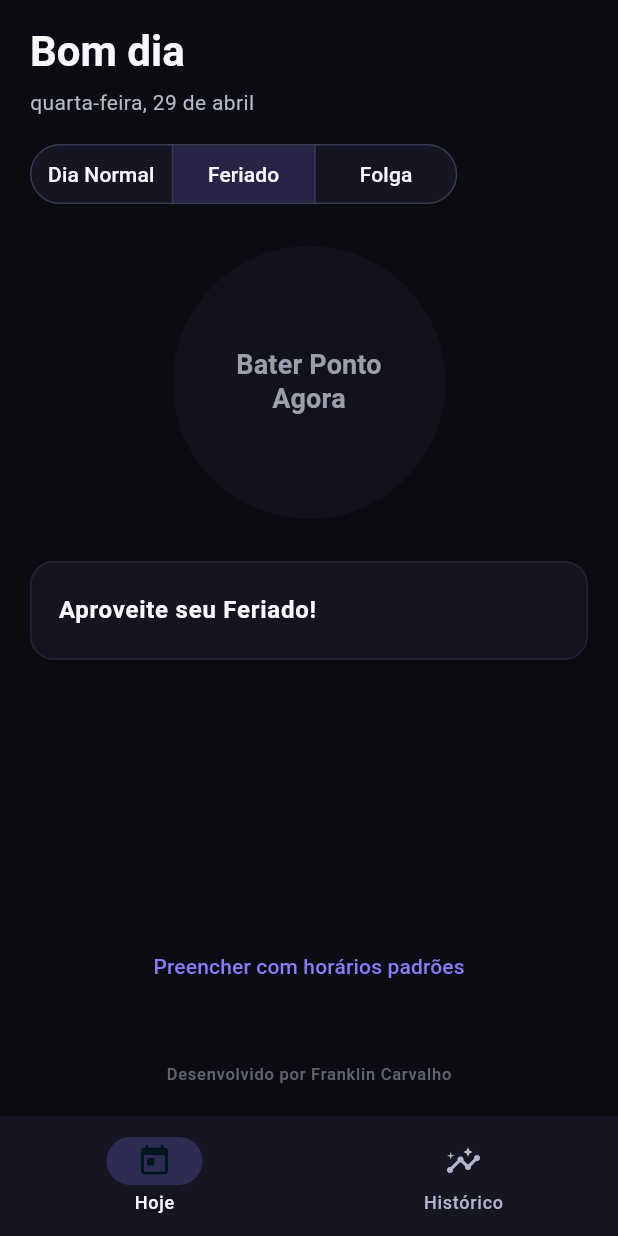
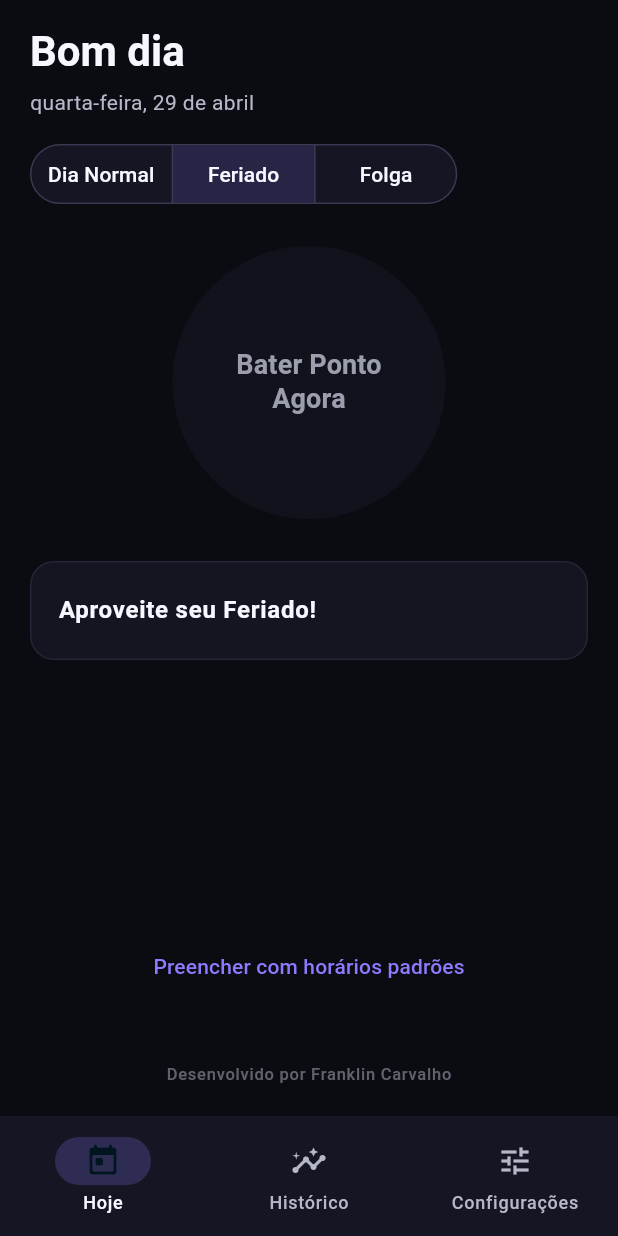
Before and after one commit to nilknarfsam/auratime, a Flutter app: the screen it shows after launch, after a tap on "Feriado", on a phone screen of 412 x 824 dp. Run offline on Flutter 3.47's test engine with Material 3 defaults, Android fonts, the phone set to English and light mode, and no system bars; our stand-ins replace isar, pdf, printing, shared_preferences; missing offline and left inert: home_widget; accounts and stored records are empty; generated files the repository leaves out were written again.

Commit message:
feat: add user settings for report and work schedule

```diff
--- a/lib/main.dart
+++ b/lib/main.dart
@@ -1,5 +1,6 @@
 import 'package:flutter/material.dart';
 import 'package:auratime/screens/main_navigation.dart';
+import 'package:auratime/services/app_settings_service.dart';
 import 'package:auratime/services/time_record_service.dart';
 import 'package:auratime/services/widget_service.dart';
 import 'package:auratime/theme/app_theme.dart';
@@ -11,6 +12,7 @@ Future<void> main() async {
   WidgetsFlutterBinding.ensureInitialized();
   await initializeDateFormatting('pt_BR');
   Intl.defaultLocale = 'pt_BR';
+  await AppSettingsService.initialize();
   await TimeRecordService.initialize();
   await HomeWidget.registerInteractivityCallback(backgroundCallback);
   await syncHomeWidgetStatus();
--- a/lib/models/time_record.dart
+++ b/lib/models/time_record.dart
@@ -1,4 +1,5 @@
 import 'package:isar/isar.dart';
+import 'package:auratime/services/app_settings_service.dart';
 
 part 'time_record.g.dart';
 
@@ -6,8 +7,6 @@ enum DayType { regular, holiday, dayOff }
 
 @collection
 class TimeRecord {
-  static const Duration dailyGoal = Duration(hours: 8, minutes: 48);
-
   TimeRecord({
     this.entryTime,
     this.exitTime,
@@ -31,18 +30,20 @@ class TimeRecord {
 
   @ignore
   Duration get totalWorkedHours {
+    final lunchBreak = AppSettingsService.current.lunchBreakDuration;
     if (entryTime != null && exitTime != null && exitTime!.isAfter(entryTime!)) {
       final grossDuration = exitTime!.difference(entryTime!);
-      if (grossDuration <= const Duration(hours: 1)) {
+      if (grossDuration <= lunchBreak) {
         return Duration.zero;
       }
-      return grossDuration - const Duration(hours: 1);
+      return grossDuration - lunchBreak;
     }
     return Duration.zero;
   }
 
   @ignore
   Duration get balance {
+    final dailyGoal = AppSettingsService.current.dailyGoalDuration;
     if (dayType == DayType.holiday) {
       return Duration.zero;
     }
@@ -63,7 +64,9 @@ class TimeRecord {
     if (entryTime == null) {
       return null;
     }
-    return entryTime!.add(const Duration(hours: 9, minutes: 48));
+    final settings = AppSettingsService.current;
+    final totalJourney = settings.dailyGoalDuration + settings.lunchBreakDuration;
+    return entryTime!.add(totalJourney);
   }
 
   @ignore
--- a/lib/screens/dashboard_screen.dart
+++ b/lib/screens/dashboard_screen.dart
@@ -5,6 +5,7 @@ import 'package:flutter/material.dart';
 import 'package:auratime/models/time_record.dart';
 import 'package:auratime/screens/widgets/punch_button.dart';
 import 'package:auratime/screens/widgets/time_record_card.dart';
+import 'package:auratime/services/app_settings_service.dart';
 import 'package:auratime/services/time_record_service.dart';
 import 'package:auratime/services/widget_service.dart';
 import 'package:intl/intl.dart';
@@ -39,6 +40,7 @@ class _DashboardScreenState extends State<DashboardScreen>
   @override
   Widget build(BuildContext context) {
     final theme = Theme.of(context);
+    final settings = AppSettingsService.current;
 
     return Scaffold(
       body: SafeArea(
@@ -75,8 +77,8 @@ class _DashboardScreenState extends State<DashboardScreen>
                           label: 'Entrada',
                           value: _todayRecord.entryTime,
                           expected: _formatExpectedTime(
-                            TimeRecordService.defaultEntryHour,
-                            TimeRecordService.defaultEntryMinute,
+                            settings.defaultEntryHour,
+                            settings.defaultEntryMinute,
                           ),
                           timeFormatter: _timeFormatter,
                           onTap: _isLoading
@@ -91,8 +93,8 @@ class _DashboardScreenState extends State<DashboardScreen>
                           label: 'Saída',
                           value: _todayRecord.exitTime,
                           expected: _formatExpectedTime(
-                            TimeRecordService.defaultExitHour,
-                            TimeRecordService.defaultExitMinute,
+                            settings.defaultExitHour,
+                            settings.defaultExitMinute,
                           ),
                           timeFormatter: _timeFormatter,
                           onTap: _isLoading
@@ -112,7 +114,7 @@ class _DashboardScreenState extends State<DashboardScreen>
                             child: _shouldShowExitPrediction
                                 ? Padding(
                                     padding: const EdgeInsets.only(top: 14),
-                                    child: _buildPredictionBanner(theme),
+                                    child: _buildPredictionBanner(theme, settings),
                                   )
                                 : const SizedBox.shrink(),
                           ),
@@ -120,7 +122,7 @@ class _DashboardScreenState extends State<DashboardScreen>
                         const SizedBox(height: 14),
                         _buildNoteSection(theme),
                       ] else
-                        _buildSpecialDayMessage(theme),
+                        _buildSpecialDayMessage(theme, settings),
                       const Spacer(),
                       Align(
                         child: TextButton(
@@ -186,7 +188,7 @@ class _DashboardScreenState extends State<DashboardScreen>
     );
   }
 
-  Widget _buildPredictionBanner(ThemeData theme) {
+  Widget _buildPredictionBanner(ThemeData theme, AppSettings settings) {
     final predictedExit = _todayRecord.predictedExitTime;
     if (predictedExit == null) {
       return const SizedBox.shrink();
@@ -222,7 +224,7 @@ class _DashboardScreenState extends State<DashboardScreen>
                 ),
                 const SizedBox(height: 2),
                 Text(
-                  'Jornada de 8h48m + 1h de almoço',
+                  'Jornada de ${_formatDuration(settings.dailyGoalDuration)} + ${_formatDuration(settings.lunchBreakDuration)} de almoço',
                   style: theme.textTheme.bodySmall?.copyWith(
                     color: theme.colorScheme.onSurfaceVariant,
                   ),
@@ -262,11 +264,12 @@ class _DashboardScreenState extends State<DashboardScreen>
     );
   }
 
-  Widget _buildSpecialDayMessage(ThemeData theme) {
+  Widget _buildSpecialDayMessage(ThemeData theme, AppSettings settings) {
     final isHoliday = _todayRecord.dayType == DayType.holiday;
+    final dailyGoalText = _formatDuration(settings.dailyGoalDuration);
     final message = isHoliday
         ? 'Aproveite seu Feriado!'
-        : 'Aproveite sua Folga! (-08:48h no banco)';
+        : 'Aproveite sua Folga! (-$dailyGoalText no banco)';
 
     return Container(
       width: double.infinity,
@@ -616,6 +619,13 @@ class _DashboardScreenState extends State<DashboardScreen>
     return _timeFormatter.format(DateTime(2000, 1, 1, hour, minute));
   }
 
+  String _formatDuration(Duration duration) {
+    final totalMinutes = duration.inMinutes.abs();
+    final hours = (totalMinutes ~/ 60).toString().padLeft(2, '0');
+    final minutes = (totalMinutes % 60).toString().padLeft(2, '0');
+    return '$hours:$minutes';
+  }
+
   bool get _shouldShowExitPrediction {
     return _isRegularDay &&
         _todayRecord.entryTime != null &&
--- a/lib/screens/history_screen.dart
+++ b/lib/screens/history_screen.dart
@@ -1,8 +1,8 @@
 import 'dart:async';
 
-import 'package:auratime/config/app_config.dart';
 import 'package:auratime/core/ui/snackbar_helper.dart';
 import 'package:auratime/models/time_record.dart';
+import 'package:auratime/services/app_settings_service.dart';
 import 'package:auratime/services/pdf_report_service.dart';
 import 'package:auratime/services/time_record_service.dart';
 import 'package:flutter/foundation.dart';
@@ -373,7 +373,7 @@ class _HistoryScreenState extends State<HistoryScreen> {
         monthlyRecords,
         monthlyBalance,
         selectedMonth.label,
-        AppConfig.reportUserName,
+        AppSettingsService.current.userName,
       );
     } finally {
       if (mounted) {
--- a/lib/screens/main_navigation.dart
+++ b/lib/screens/main_navigation.dart
@@ -1,5 +1,6 @@
 import 'package:auratime/screens/dashboard_screen.dart';
 import 'package:auratime/screens/history_screen.dart';
+import 'package:auratime/screens/settings_screen.dart';
 import 'package:flutter/material.dart';
 
 class MainNavigation extends StatefulWidget {
@@ -33,6 +34,9 @@ class _MainNavigationState extends State<MainNavigation> {
           HistoryScreen(
             refreshListenable: _historyRefreshTrigger,
           ),
+          SettingsScreen(
+            onSettingsSaved: _onSettingsSaved,
+          ),
         ],
       ),
       bottomNavigationBar: NavigationBar(
@@ -56,6 +60,11 @@ class _MainNavigationState extends State<MainNavigation> {
             selectedIcon: Icon(Icons.insights_rounded),
             label: 'Histórico',
           ),
+          NavigationDestination(
+            icon: Icon(Icons.tune_outlined),
+            selectedIcon: Icon(Icons.tune_rounded),
+            label: 'Configurações',
+          ),
         ],
       ),
     );
@@ -64,4 +73,9 @@ class _MainNavigationState extends State<MainNavigation> {
   void _requestHistoryRefresh() {
     _historyRefreshTrigger.value++;
   }
+
+  void _onSettingsSaved() {
+    _requestHistoryRefresh();
+    setState(() {});
+  }
 }
--- /dev/null
+++ b/lib/screens/settings_screen.dart
@@ -0,0 +1,269 @@
+import 'package:auratime/core/ui/snackbar_helper.dart';
+import 'package:auratime/services/app_settings_service.dart';
+import 'package:flutter/material.dart';
+
+class SettingsScreen extends StatefulWidget {
+  const SettingsScreen({
+    super.key,
+    required this.onSettingsSaved,
+  });
+
+  final VoidCallback onSettingsSaved;
+
+  @override
+  State<SettingsScreen> createState() => _SettingsScreenState();
+}
+
+class _SettingsScreenState extends State<SettingsScreen> {
+  late final TextEditingController _userNameController;
+  late TimeOfDay _defaultEntryTime;
+  late TimeOfDay _defaultExitTime;
+  late Duration _lunchBreak;
+  late Duration _dailyGoal;
+  bool _isSaving = false;
+
+  @override
+  void initState() {
+    super.initState();
+    final settings = AppSettingsService.current;
+    _userNameController = TextEditingController(text: settings.userName);
+    _defaultEntryTime = TimeOfDay(
+      hour: settings.defaultEntryHour,
+      minute: settings.defaultEntryMinute,
+    );
+    _defaultExitTime = TimeOfDay(
+      hour: settings.defaultExitHour,
+      minute: settings.defaultExitMinute,
+    );
+    _lunchBreak = settings.lunchBreakDuration;
+    _dailyGoal = settings.dailyGoalDuration;
+  }
+
+  @override
+  void dispose() {
+    _userNameController.dispose();
+    super.dispose();
+  }
+
+  @override
+  Widget build(BuildContext context) {
+    final theme = Theme.of(context);
+
+    return Scaffold(
+      body: SafeArea(
+        child: ListView(
+          padding: const EdgeInsets.fromLTRB(20, 16, 20, 24),
+          children: [
+            Text('Configurações', style: theme.textTheme.headlineMedium),
+            const SizedBox(height: 8),
+            Text(
+              'Personalize seus dados e jornada padrão.',
+              style: theme.textTheme.bodyMedium,
+            ),
+            const SizedBox(height: 20),
+            Card(
+              child: Padding(
+                padding: const EdgeInsets.all(16),
+                child: Column(
+                  crossAxisAlignment: CrossAxisAlignment.start,
+                  children: [
+                    Text('Perfil', style: theme.textTheme.titleMedium),
+                    const SizedBox(height: 12),
+                    TextField(
+                      controller: _userNameController,
+                      maxLength: 40,
+                      textCapitalization: TextCapitalization.words,
+                      decoration: const InputDecoration(
+                        labelText: 'Nome do usuário',
+                        border: OutlineInputBorder(),
+                      ),
+                    ),
+                  ],
+                ),
+              ),
+            ),
+            const SizedBox(height: 12),
+            Card(
+              child: Padding(
+                padding: const EdgeInsets.all(16),
+                child: Column(
+                  crossAxisAlignment: CrossAxisAlignment.start,
+                  children: [
+                    Text('Jornada', style: theme.textTheme.titleMedium),
+                    const SizedBox(height: 8),
+                    _buildTimeTile(
+                      context: context,
+                      label: 'Horário padrão de entrada',
+                      value: _defaultEntryTime.format(context),
+                      onTap: () => _pickTime(
+                        initial: _defaultEntryTime,
+                        onSelected: (value) {
+                          setState(() {
+                            _defaultEntryTime = value;
+                          });
+                        },
+                      ),
+                    ),
+                    _buildTimeTile(
+                      context: context,
+                      label: 'Horário padrão de saída',
+                      value: _defaultExitTime.format(context),
+                      onTap: () => _pickTime(
+                        initial: _defaultExitTime,
+                        onSelected: (value) {
+                          setState(() {
+                            _defaultExitTime = value;
+                          });
+                        },
+                      ),
+                    ),
+                    _buildTimeTile(
+                      context: context,
+                      label: 'Duração do almoço',
+                      value: _formatDuration(_lunchBreak),
+                      onTap: () => _pickDuration(
+                        initial: _lunchBreak,
+                        onSelected: (value) {
+                          setState(() {
+                            _lunchBreak = value;
+                          });
+                        },
+                      ),
+                    ),
+                    _buildTimeTile(
+                      context: context,
+                      label: 'Meta diária de jornada',
+                      value: _formatDuration(_dailyGoal),
+                      onTap: () => _pickDuration(
+                        initial: _dailyGoal,
+                        onSelected: (value) {
+                          setState(() {
+                            _dailyGoal = value;
+                          });
+                        },
+                      ),
+                    ),
+                  ],
+                ),
+              ),
+            ),
+            const SizedBox(height: 18),
+            FilledButton.icon(
+              onPressed: _isSaving ? null : _save,
+              icon: _isSaving
+                  ? const SizedBox(
+                      width: 16,
+                      height: 16,
+                      child: CircularProgressIndicator(strokeWidth: 2),
+                    )
+                  : const Icon(Icons.save_rounded),
+              label: const Text('Salvar configurações'),
+            ),
+          ],
+        ),
+      ),
+    );
+  }
+
+  Widget _buildTimeTile({
+    required BuildContext context,
+    required String label,
+    required String value,
+    required VoidCallback onTap,
+  }) {
+    final theme = Theme.of(context);
+    return ListTile(
+      contentPadding: EdgeInsets.zero,
+      title: Text(label),
+      subtitle: Text(value, style: theme.textTheme.bodyMedium),
+      trailing: const Icon(Icons.chevron_right_rounded),
+      onTap: _isSaving ? null : onTap,
+    );
+  }
+
+  Future<void> _pickTime({
+    required TimeOfDay initial,
+    required ValueChanged<TimeOfDay> onSelected,
+  }) async {
+    final selected = await showTimePicker(
+      context: context,
+      initialTime: initial,
+    );
+    if (selected != null) {
+      onSelected(selected);
+    }
+  }
+
+  Future<void> _pickDuration({
+    required Duration initial,
+    required ValueChanged<Duration> onSelected,
+  }) async {
+    final selected = await showTimePicker(
+      context: context,
+      initialTime: TimeOfDay(
+        hour: initial.inHours,
+        minute: initial.inMinutes % 60,
+      ),
+      helpText: 'Selecionar duração',
+    );
+    if (!mounted) {
+      return;
+    }
+    if (selected != null) {
+      final duration = Duration(hours: selected.hour, minutes: selected.minute);
+      if (duration.inMinutes <= 0) {
+        SnackBarHelper.showWarning(context, 'Escolha uma duração maior que zero.');
+        return;
+      }
+      onSelected(duration);
+    }
+  }
+
+  Future<void> _save() async {
+    final userName = _userNameController.text.trim();
+    if (userName.isEmpty) {
+      SnackBarHelper.showWarning(context, 'Informe o nome do usuário.');
+      return;
+    }
+
+    setState(() {
+      _isSaving = true;
+    });
+
+    final newSettings = AppSettingsService.current.copyWith(
+      userName: userName,
+      defaultEntryHour: _defaultEntryTime.hour,
+      defaultEntryMinute: _defaultEntryTime.minute,
+      defaultExitHour: _defaultExitTime.hour,
+      defaultExitMinute: _defaultExitTime.minute,
+      lunchBreakMinutes: _lunchBreak.inMinutes,
+      dailyGoalMinutes: _dailyGoal.inMinutes,
+    );
+
+    try {
+      await AppSettingsService.save(newSettings);
+      if (!mounted) {
+        return;
+      }
+      widget.onSettingsSaved();
+      SnackBarHelper.showSuccess(context, 'Configurações salvas com sucesso!');
+    } catch (_) {
+      if (!mounted) {
+        return;
+      }
+      SnackBarHelper.showError(context, 'Não foi possível salvar as configurações.');
+    } finally {
+      if (mounted) {
+        setState(() {
+          _isSaving = false;
+        });
+      }
+    }
+  }
+
+  String _formatDuration(Duration duration) {
+    final hours = duration.inHours.toString().padLeft(2, '0');
+    final minutes = (duration.inMinutes % 60).toString().padLeft(2, '0');
+    return '$hours:$minutes';
+  }
+}
--- /dev/null
+++ b/lib/services/app_settings_service.dart
@@ -0,0 +1,106 @@
+import 'package:flutter/foundation.dart';
+import 'package:shared_preferences/shared_preferences.dart';
+
+class AppSettings {
+  const AppSettings({
+    required this.userName,
+    required this.defaultEntryHour,
+    required this.defaultEntryMinute,
+    required this.defaultExitHour,
+    required this.defaultExitMinute,
+    required this.lunchBreakMinutes,
+    required this.dailyGoalMinutes,
+  });
+
+  factory AppSettings.defaults() {
+    return const AppSettings(
+      userName: 'Usuário',
+      defaultEntryHour: 7,
+      defaultEntryMinute: 0,
+      defaultExitHour: 16,
+      defaultExitMinute: 48,
+      lunchBreakMinutes: 60,
+      dailyGoalMinutes: 528,
+    );
+  }
+
+  final String userName;
+  final int defaultEntryHour;
+  final int defaultEntryMinute;
+  final int defaultExitHour;
+  final int defaultExitMinute;
+  final int lunchBreakMinutes;
+  final int dailyGoalMinutes;
+
+  Duration get lunchBreakDuration => Duration(minutes: lunchBreakMinutes);
+  Duration get dailyGoalDuration => Duration(minutes: dailyGoalMinutes);
+
+  AppSettings copyWith({
+    String? userName,
+    int? defaultEntryHour,
+    int? defaultEntryMinute,
+    int? defaultExitHour,
+    int? defaultExitMinute,
+    int? lunchBreakMinutes,
+    int? dailyGoalMinutes,
+  }) {
+    return AppSettings(
+      userName: userName ?? this.userName,
+      defaultEntryHour: defaultEntryHour ?? this.defaultEntryHour,
+      defaultEntryMinute: defaultEntryMinute ?? this.defaultEntryMinute,
+      defaultExitHour: defaultExitHour ?? this.defaultExitHour,
+      defaultExitMinute: defaultExitMinute ?? this.defaultExitMinute,
+      lunchBreakMinutes: lunchBreakMinutes ?? this.lunchBreakMinutes,
+      dailyGoalMinutes: dailyGoalMinutes ?? this.dailyGoalMinutes,
+    );
+  }
+}
+
+class AppSettingsService {
+  static const _userNameKey = 'settings_user_name';
+  static const _defaultEntryHourKey = 'settings_default_entry_hour';
+  static const _defaultEntryMinuteKey = 'settings_default_entry_minute';
+  static const _defaultExitHourKey = 'settings_default_exit_hour';
+  static const _defaultExitMinuteKey = 'settings_default_exit_minute';
+  static const _lunchBreakMinutesKey = 'settings_lunch_break_minutes';
+  static const _dailyGoalMinutesKey = 'settings_daily_goal_minutes';
+
+  static AppSettings _current = AppSettings.defaults();
+  static final ValueNotifier<AppSettings> settingsListenable =
+      ValueNotifier<AppSettings>(_current);
+
+  static AppSettings get current => _current;
+
+  static Future<void> initialize() async {
+    final prefs = await SharedPreferences.getInstance();
+    _current = AppSettings(
+      userName: prefs.getString(_userNameKey) ?? AppSettings.defaults().userName,
+      defaultEntryHour:
+          prefs.getInt(_defaultEntryHourKey) ?? AppSettings.defaults().defaultEntryHour,
+      defaultEntryMinute: prefs.getInt(_defaultEntryMinuteKey) ??
+          AppSettings.defaults().defaultEntryMinute,
+      defaultExitHour:
+          prefs.getInt(_defaultExitHourKey) ?? AppSettings.defaults().defaultExitHour,
+      defaultExitMinute:
+          prefs.getInt(_defaultExitMinuteKey) ?? AppSettings.defaults().defaultExitMinute,
+      lunchBreakMinutes:
+          prefs.getInt(_lunchBreakMinutesKey) ?? AppSettings.defaults().lunchBreakMinutes,
+      dailyGoalMinutes:
+          prefs.getInt(_dailyGoalMinutesKey) ?? AppSettings.defaults().dailyGoalMinutes,
+    );
+    settingsListenable.value = _current;
+  }
+
+  static Future<void> save(AppSettings settings) async {
+    final prefs = await SharedPreferences.getInstance();
+    await prefs.setString(_userNameKey, settings.userName.trim());
+    await prefs.setInt(_defaultEntryHourKey, settings.defaultEntryHour);
+    await prefs.setInt(_defaultEntryMinuteKey, settings.defaultEntryMinute);
+    await prefs.setInt(_defaultExitHourKey, settings.defaultExitHour);
+    await prefs.setInt(_defaultExitMinuteKey, settings.defaultExitMinute);
+    await prefs.setInt(_lunchBreakMinutesKey, settings.lunchBreakMinutes);
+    await prefs.setInt(_dailyGoalMinutesKey, settings.dailyGoalMinutes);
+    _current = settings.copyWith(userName: settings.userName.trim());
+    settingsListenable.value = _current;
+  }
+}
--- a/lib/services/time_record_service.dart
+++ b/lib/services/time_record_service.dart
@@ -1,4 +1,5 @@
 import 'package:auratime/models/time_record.dart';
+import 'package:auratime/services/app_settings_service.dart';
 import 'package:isar/isar.dart';
 import 'package:path_provider/path_provider.dart';
 
@@ -15,11 +16,6 @@ class PunchRecordResult {
 }
 
 class TimeRecordService {
-  static const int defaultEntryHour = 7;
-  static const int defaultEntryMinute = 0;
-  static const int defaultExitHour = 16;
-  static const int defaultExitMinute = 48;
-
   static Isar? _isar;
 
   static Future<void> initialize() async {
@@ -61,10 +57,13 @@ class TimeRecordService {
   Future<TimeRecord> fillWithDefaultSchedule({DateTime? date}) async {
     final dayRecord = await getTodayRecord(date: date);
     final day = _normalizeDate(date ?? DateTime.now());
+    final settings = AppSettingsService.current;
 
     dayRecord.date = day;
-    dayRecord.entryTime = _timeForDay(day, defaultEntryHour, defaultEntryMinute);
-    dayRecord.exitTime = _timeForDay(day, defaultExitHour, defaultExitMinute);
+    dayRecord.entryTime =
+        _timeForDay(day, settings.defaultEntryHour, settings.defaultEntryMinute);
+    dayRecord.exitTime =
+        _timeForDay(day, settings.defaultExitHour, settings.defaultExitMinute);
 
     await _saveRecord(dayRecord);
     return dayRecord;
--- a/pubspec.yaml
+++ b/pubspec.yaml
@@ -41,6 +41,7 @@ dependencies:
   pdf: ^3.12.0
   printing: ^5.14.3
   home_widget: ^0.9.1
+  shared_preferences: ^2.5.5
 
 dependency_overrides:
   # Upstream 3.1.0+1 uses compileSdk 30; release linking fails (android:attr/lStar).
```
Also changed, not shown: pubspec.lock, 1 other file.
